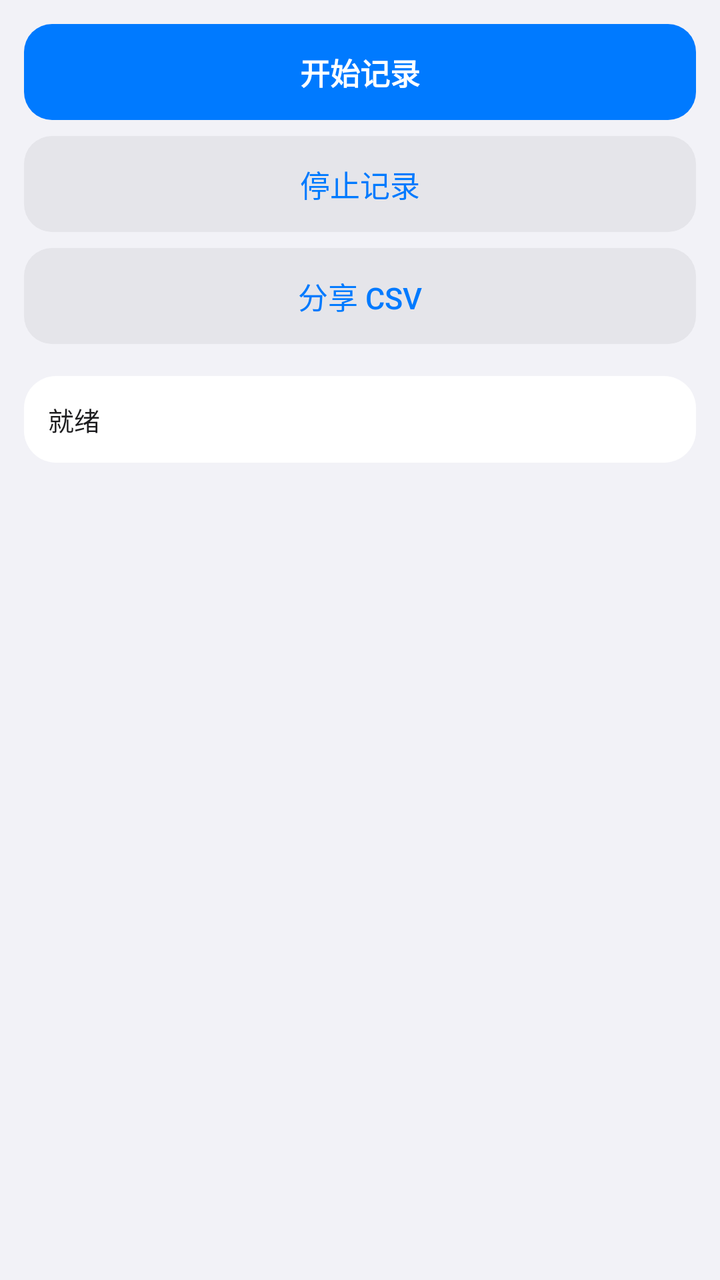
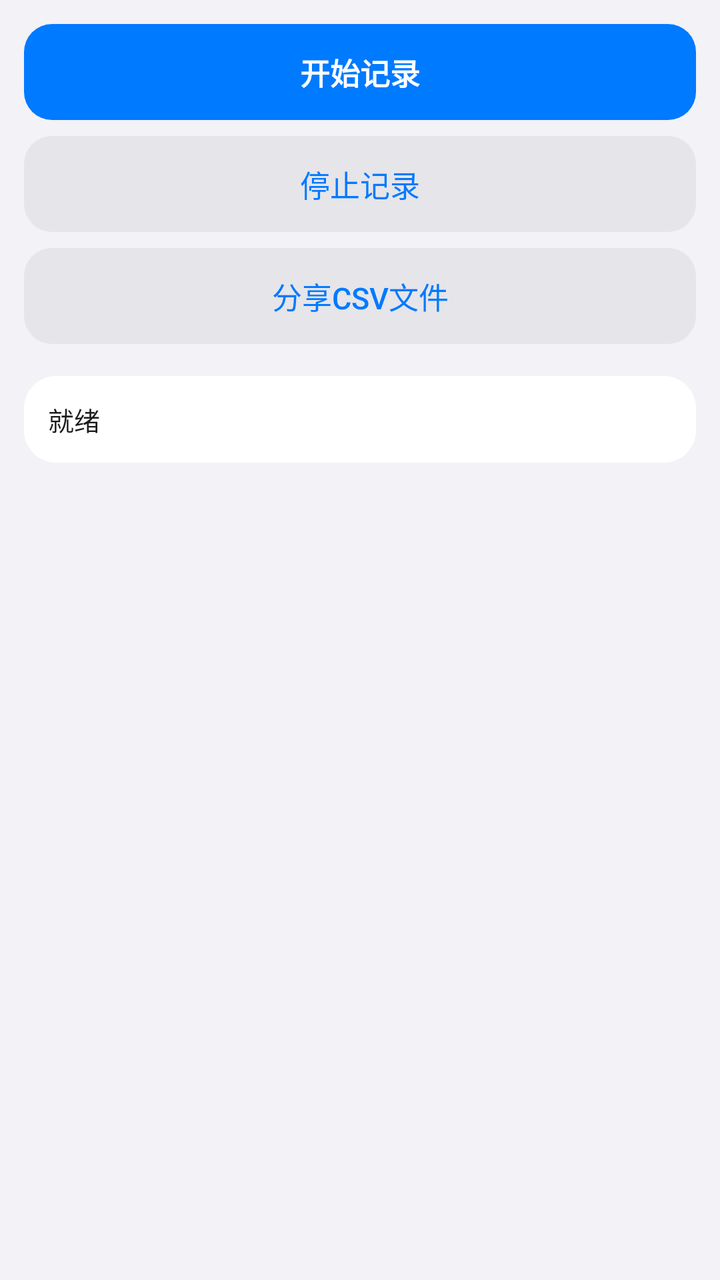

The first picture is an Android layout as it rendered before a commit; the second is the same layout after the commit. The layout source and the unified diff follow.
<!-- AndroidManifest.xml: application theme AppTheme -->
<!-- res/layout/activity_main.xml -->
<?xml version="1.0" encoding="utf-8"?>
<ScrollView xmlns:android="http://schemas.android.com/apk/res/android"
    android:layout_width="match_parent"
    android:layout_height="match_parent"
    android:background="#F2F2F7"
    android:fillViewport="true">

    <LinearLayout
        android:layout_width="match_parent"
        android:layout_height="wrap_content"
        android:orientation="vertical"
        android:padding="12dp">

        
        <Button
            android:id="@+id/btnStart"
            android:layout_width="match_parent"
            android:layout_height="48dp"
            android:text="开始记录"
            android:textSize="15sp"
            android:textStyle="bold"
            android:textColor="#FFFFFF"
            android:background="@drawable/button_start_bg"
            android:stateListAnimator="@null"
            android:layout_marginBottom="8dp" />

        
        <Button
            android:id="@+id/btnStop"
            android:layout_width="match_parent"
            android:layout_height="48dp"
            android:text="停止记录"
            android:textSize="15sp"
            android:textColor="#007AFF"
            android:background="@drawable/button_secondary_bg"
            android:stateListAnimator="@null"
            android:layout_marginBottom="8dp" />

        
        <Button
            android:id="@+id/btnExport"
            android:layout_width="match_parent"
            android:layout_height="48dp"
            android:text="分享 CSV"
            android:textSize="15sp"
            android:textColor="#007AFF"
            android:background="@drawable/button_secondary_bg"
            android:stateListAnimator="@null"
            android:layout_marginBottom="16dp" />

        
        <LinearLayout
            android:layout_width="match_parent"
            android:layout_height="wrap_content"
            android:background="@drawable/card_bg"
            android:orientation="vertical"
            android:padding="12dp">

            <TextView
                android:id="@+id/statusText"
                android:layout_width="match_parent"
                android:layout_height="wrap_content"
                android:text="就绪"
                android:textSize="13sp"
                android:textColor="#1C1C1E"
                android:lineSpacingExtra="4dp" />
        </LinearLayout>

    </LinearLayout>
</ScrollView>
<!-- resources referenced by this layout -->
<resources>
  <!-- drawable button_secondary_bg (drawable) -->
  <?xml version="1.0" encoding="utf-8"?>
  <shape xmlns:android="http://schemas.android.com/apk/res/android">
      <corners android:radius="14dp" />
      <solid android:color="#E5E5EA" />
  </shape>
  <!-- drawable button_start_bg (drawable) -->
  <?xml version="1.0" encoding="utf-8"?>
  <shape xmlns:android="http://schemas.android.com/apk/res/android">
      <corners android:radius="14dp" />
      <solid android:color="#007AFF" />
  </shape>
  <!-- drawable card_bg (drawable) -->
  <?xml version="1.0" encoding="utf-8"?>
  <shape xmlns:android="http://schemas.android.com/apk/res/android">
      <corners android:radius="16dp" />
      <solid android:color="#FFFFFF" />
  </shape>
  <style name="AppTheme" parent="@android:style/Theme.Material.Light.DarkActionBar">
          <item name="android:colorPrimary">#FFFFFF</item>
          <item name="android:colorPrimaryDark">#F2F2F7</item>
          <item name="android:colorAccent">#007AFF</item>
          <item name="android:titleTextColor">#1C1C1E</item>
          <item name="android:windowBackground">#F2F2F7</item>
          <item name="android:textColorPrimary">#1C1C1E</item>
          <item name="android:windowLightStatusBar">true</item>
      </style>
</resources>

<!-- the commit's change to res/layout/activity_main.xml (unified diff, before → after) -->
@@ -41,7 +41,7 @@
             android:id="@+id/btnExport"
             android:layout_width="match_parent"
             android:layout_height="48dp"
-            android:text="分享 CSV"
+            android:text="分享CSV文件"
             android:textSize="15sp"
             android:textColor="#007AFF"
             android:background="@drawable/button_secondary_bg"
